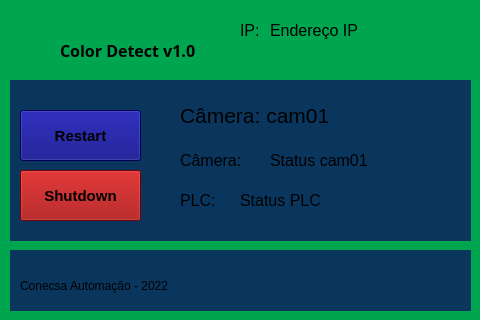
First picture: the form in color-detect-back/interface/design.ui, repository CristianosLeite/color-detect, before the edit.
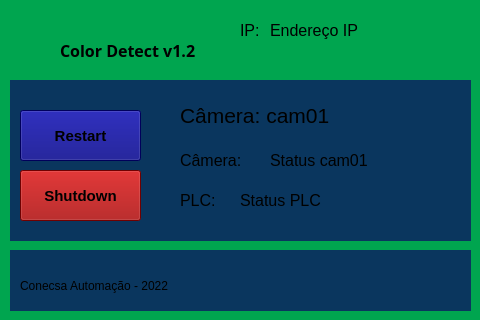
Second picture: the form after the edit. Icons and pictures are not drawn.

The edit to the form file:
```diff
--- a/color-detect-back/interface/design.ui
+++ b/color-detect-back/interface/design.ui
@@ -267,7 +267,7 @@
      </font>
     </property>
     <property name="text">
-     <string>Color Detect v1.0</string>
+     <string>Color Detect v1.2</string>
     </property>
    </widget>
    <widget class="QLabel" name="label">
```
Left out of the diff: 2 changed lines with no effect on the pictures.
